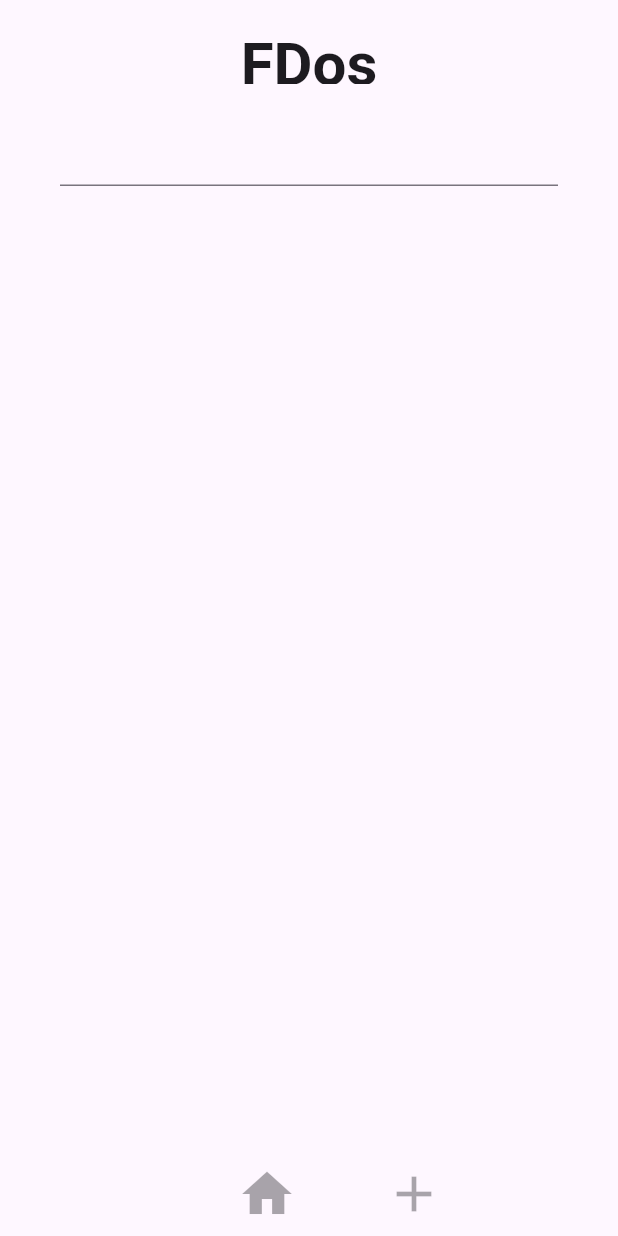
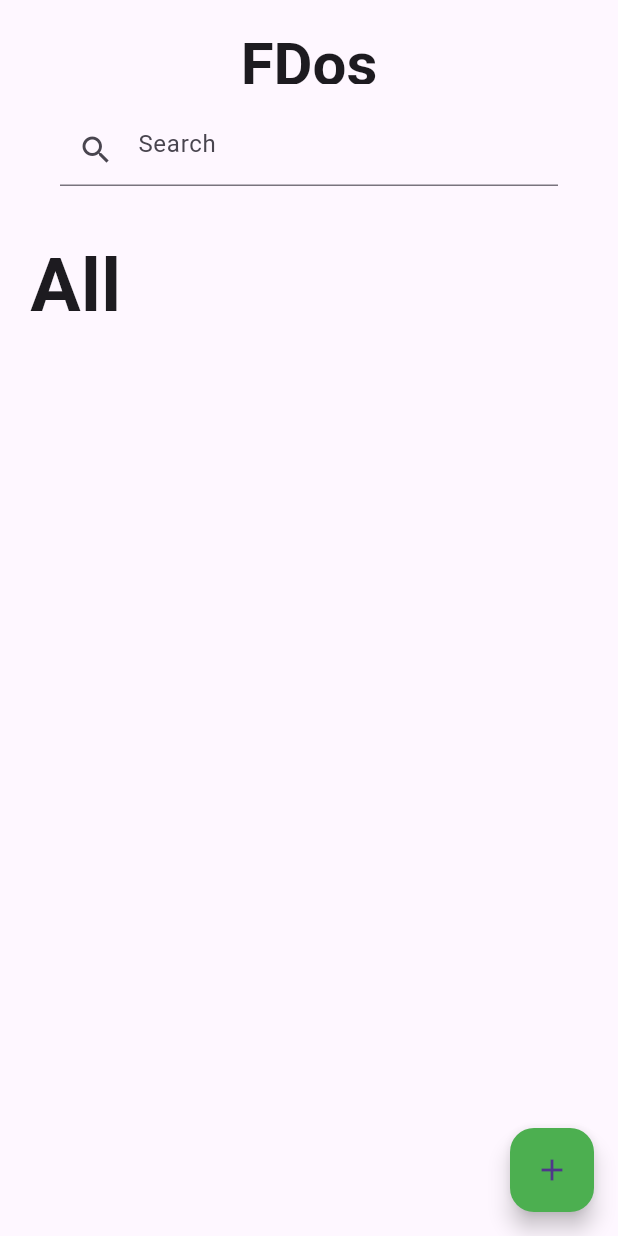
Before and after one commit to HewageNKM/FDos, a Flutter app: the screen it shows after launch, on a phone screen of 412 x 824 dp. Run offline on Flutter 3.47's test engine with Material 3 defaults, Android fonts, the phone set to English and light mode, and no system bars.

Commit message:
remove button bar added floating action button

```diff
--- a/lib/screens/Home.dart
+++ b/lib/screens/Home.dart
@@ -13,28 +13,10 @@ class _HomeState extends State<Home> {
   @override
   Widget build(BuildContext context) {
     return Scaffold(
-      bottomNavigationBar: Row(
-        mainAxisAlignment: MainAxisAlignment.center,
-        children: [
-          IconButton(
-            padding: const EdgeInsets.symmetric(horizontal: 50),
-            focusColor: Colors.black,
-            onPressed: handleNavigationClick("home"),
-            icon: const Icon(
-              Icons.home,
-              size: 40,
-            ),
-          ),
-          IconButton(
-            color: Colors.brown,
-            focusColor: Colors.black,
-            onPressed: handleNavigationClick("home"),
-            icon: const Icon(
-              Icons.add,
-              size: 40,
-            ),
-          ),
-        ],
+      floatingActionButton: FloatingActionButton(
+        backgroundColor: Colors.green,
+        onPressed: handleNavigationClick(''),
+        child: const Icon(Icons.add),
       ),
       appBar: AppBar(
         title: const Padding(
@@ -59,8 +41,26 @@ class _HomeState extends State<Home> {
                 padding: const EdgeInsets.symmetric(horizontal: 20),
                 decoration:
                     BoxDecoration(borderRadius: BorderRadius.circular(8)),
-                child: TextField(),
-              )
+                child: const TextField(
+                  decoration: InputDecoration(
+                      prefixIcon: Icon(Icons.search),
+                      contentPadding: EdgeInsets.all(8),
+                      hintText: "Search"),
+                ),
+              ),
+              Container(
+                padding: const EdgeInsets.symmetric(vertical: 30),
+                child: const Row(
+                  children: [
+                    Text("All",
+                        style: TextStyle(
+                            fontSize: 50, fontWeight: FontWeight.bold))
+                  ],
+                ),
+              ),
+              const Column(children: [
+
+              ],)
             ],
           ),
         ),
```
